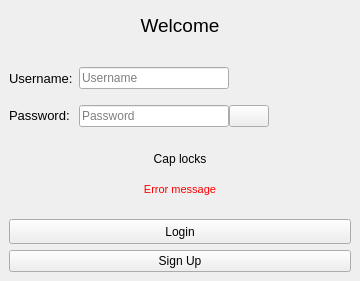
Old version of the form ui/login.ui in the repository VicMbugua/TaskManagementSystem.
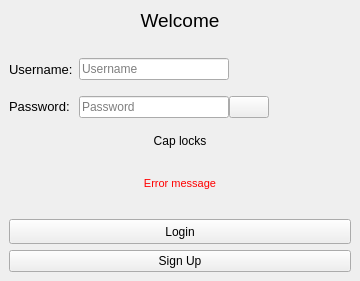
New version of the form. Icons and pictures are not drawn.

```diff
--- a/ui/login.ui
+++ b/ui/login.ui
@@ -223,7 +223,7 @@
     <item>
      <widget class="QLabel" name="error_message">
       <property name="sizePolicy">
-       <sizepolicy hsizetype="Preferred" vsizetype="Fixed">
+       <sizepolicy hsizetype="Preferred" vsizetype="Preferred">
         <horstretch>0</horstretch>
         <verstretch>10</verstretch>
        </sizepolicy>
@@ -250,22 +250,6 @@
       </property>
      </widget>
     </item>
-    <item>
-     <spacer name="verticalSpacer_2">
-      <property name="orientation">
-       <enum>Qt::Vertical</enum>
-      </property>
-      <property name="sizeType">
-       <enum>QSizePolicy::Fixed</enum>
-      </property>
-      <property name="sizeHint" stdset="0">
-       <size>
-        <width>20</width>
-        <height>15</height>
-       </size>
-      </property>
-     </spacer>
-    </item>
     <item>
      <widget class="QPushButton" name="login_btn">
       <property name="minimumSize">
```
Left out of the diff: 7 changed lines with no effect on the pictures.
